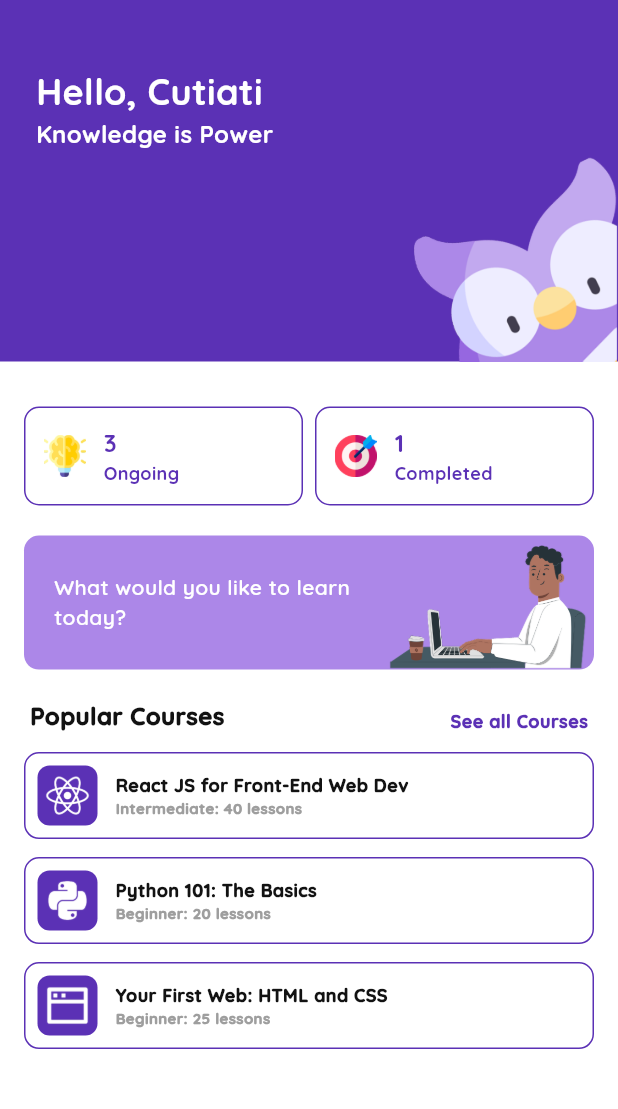
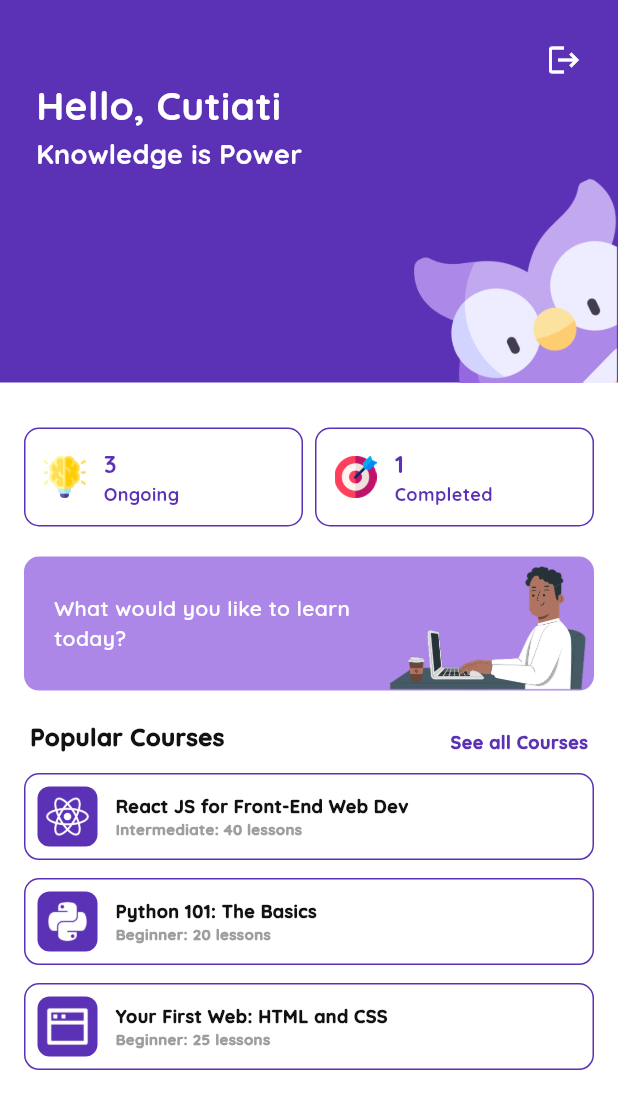
Before and after one commit to jesslyn-caroline/fukuro, a Flutter app: the Home screen opened directly, on a phone screen of 412 x 824 dp. Shown: the top 1109 px of the screen. Run offline on Flutter 3.47's test engine with Material 3 defaults, Android fonts, the phone set to English and light mode, and no system bars; our stand-ins replace google_fonts, shared_preferences, sqflite, sqflite_common_ffi; accounts and stored records are empty.

Commit message:
update: logout feature

```diff
--- a/lib/screens/home.dart
+++ b/lib/screens/home.dart
@@ -1,6 +1,8 @@
 import 'package:flutter/material.dart';
 import 'package:fukuro/components/course_card.dart';
 import 'package:fukuro/components/progress_card.dart';
+import 'package:fukuro/providers/profile.dart';
+import 'package:provider/provider.dart';
 
 class Home extends StatelessWidget {
   const Home({super.key});
@@ -12,14 +14,22 @@ class Home extends StatelessWidget {
         children: [
           Container(
             color: Theme.of(context).colorScheme.primary,
-            padding: EdgeInsets.only(left: 24, top: 44),
+            child: Column(
+              crossAxisAlignment: CrossAxisAlignment.start,
+              children: [
+                Row(
+                  mainAxisAlignment: MainAxisAlignment.spaceBetween,
+                  crossAxisAlignment: CrossAxisAlignment.start,
+                  children: [
+                    Container(
+                      margin: EdgeInsets.only(left: 24, top: 52),
                       child: Column(
                         crossAxisAlignment: CrossAxisAlignment.start,
                         children: [
                           Text(
                             "Hello, Cutiati",
                             style: Theme.of(context).textTheme.bodyMedium!.copyWith(
-                    fontSize: 24,
+                              fontSize: 26,
                               fontWeight: FontWeight.w800,
                               color: Colors.white
                             )
@@ -27,10 +37,23 @@ class Home extends StatelessWidget {
                           Text(
                             "Knowledge is Power",
                             style: Theme.of(context).textTheme.bodyMedium!.copyWith(
-                    fontSize: 16,
+                              fontSize: 18,
                               fontWeight: FontWeight.w700,
                               color: Colors.white
                             )
+                          ),
+                        ],
+                      ),
+                    ),
+                    Container(
+                      margin: EdgeInsets.only(top: 16, right: 12),
+                      child: IconButton(
+                        icon: Icon(Icons.logout),
+                        color: Colors.white,
+                        onPressed: context.read<Profile>().changeLoginStatus,
+                      ),
+                    )
+                  ],
                 ),
                 Align(
                   alignment: Alignment.bottomRight,
```
Lines whose indentation alone changed are shown as unchanged.
